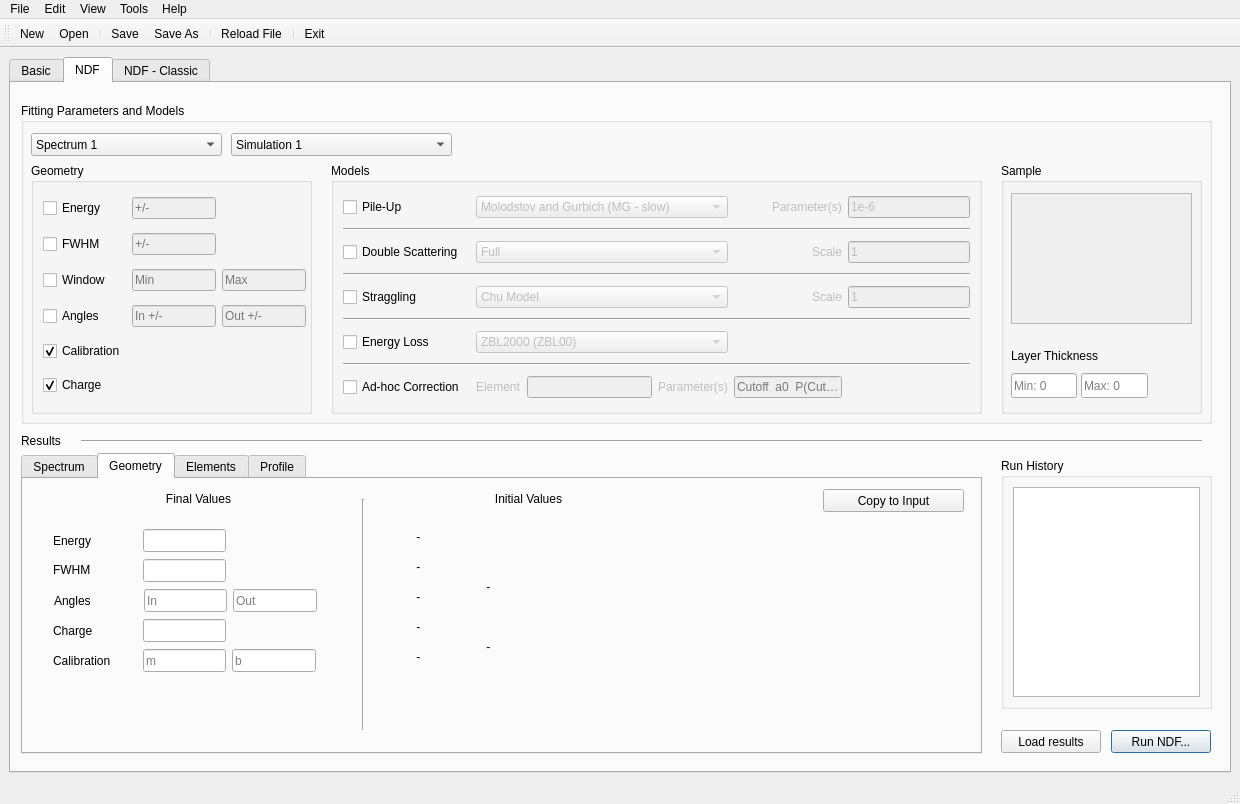
Above: ui/geo_load.ui from m-sequeira/IBA-Studio before the change. Below: the same form after it.
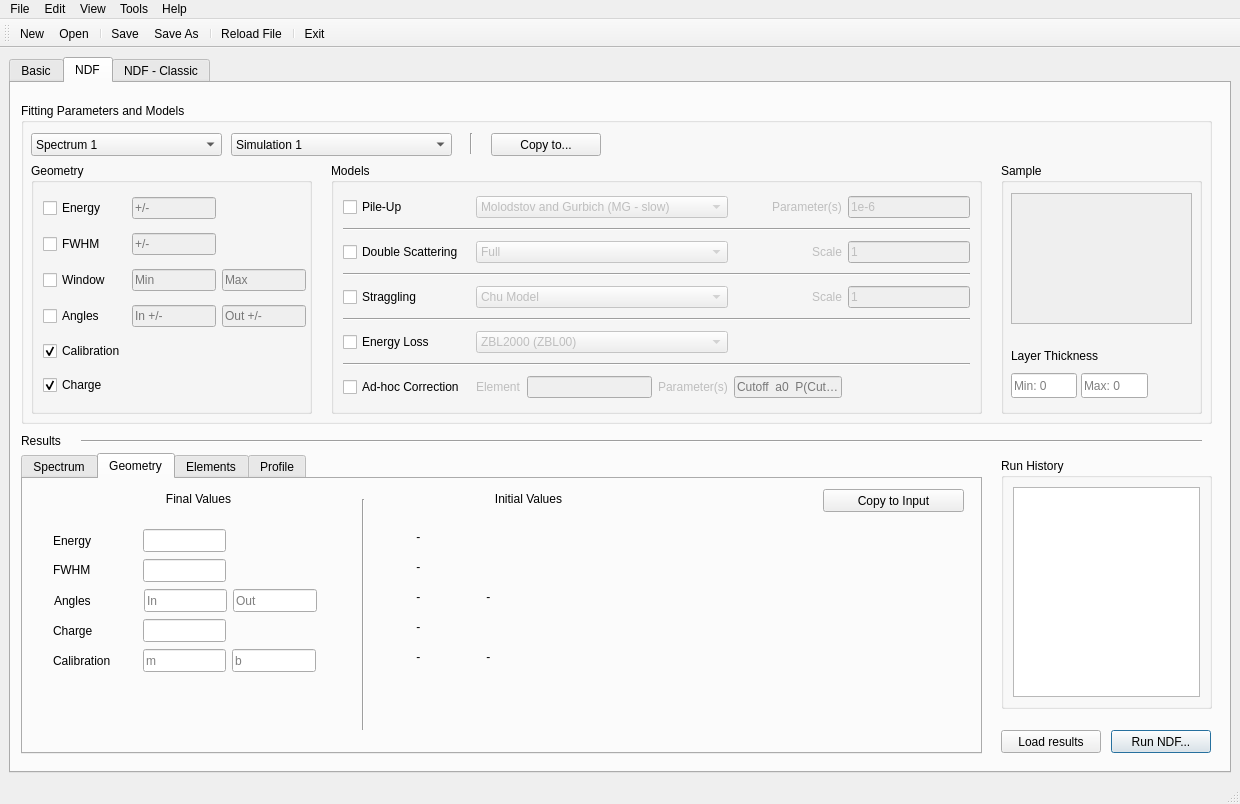
That is the form after the change. The open tabs and pages were chosen to show the change.

Commit message: Added buttons to copy parameters between spectra. Added a setting to display x-scale as energy

Diff of the .ui file:
```diff
--- a/ui/geo_load.ui
+++ b/ui/geo_load.ui
@@ -1659,6 +1659,32 @@
           </property>
          </widget>
         </widget>
+        <widget class="QPushButton" name="copyNDFparam_button">
+         <property name="geometry">
+          <rect>
+           <x>470</x>
+           <y>30</y>
+           <width>110</width>
+           <height>23</height>
+          </rect>
+         </property>
+         <property name="text">
+          <string>Copy to...</string>
+         </property>
+        </widget>
+        <widget class="Line" name="line_11">
+         <property name="geometry">
+          <rect>
+           <x>440</x>
+           <y>30</y>
+           <width>20</width>
+           <height>21</height>
+          </rect>
+         </property>
+         <property name="orientation">
+          <enum>Qt::Vertical</enum>
+         </property>
+        </widget>
        </widget>
        <widget class="QPushButton" name="run_NDF_button">
         <property name="enabled">
@@ -2119,7 +2145,7 @@
           <property name="geometry">
            <rect>
             <x>460</x>
-            <y>100</y>
+            <y>110</y>
             <width>70</width>
             <height>16</height>
            </rect>
@@ -2158,7 +2184,7 @@
           <property name="geometry">
            <rect>
             <x>460</x>
-            <y>160</y>
+            <y>170</y>
             <width>70</width>
             <height>16</height>
            </rect>
```
Left out of the diff: 2 changed lines with no effect on the pictures. The commit also changes 4 other files.
